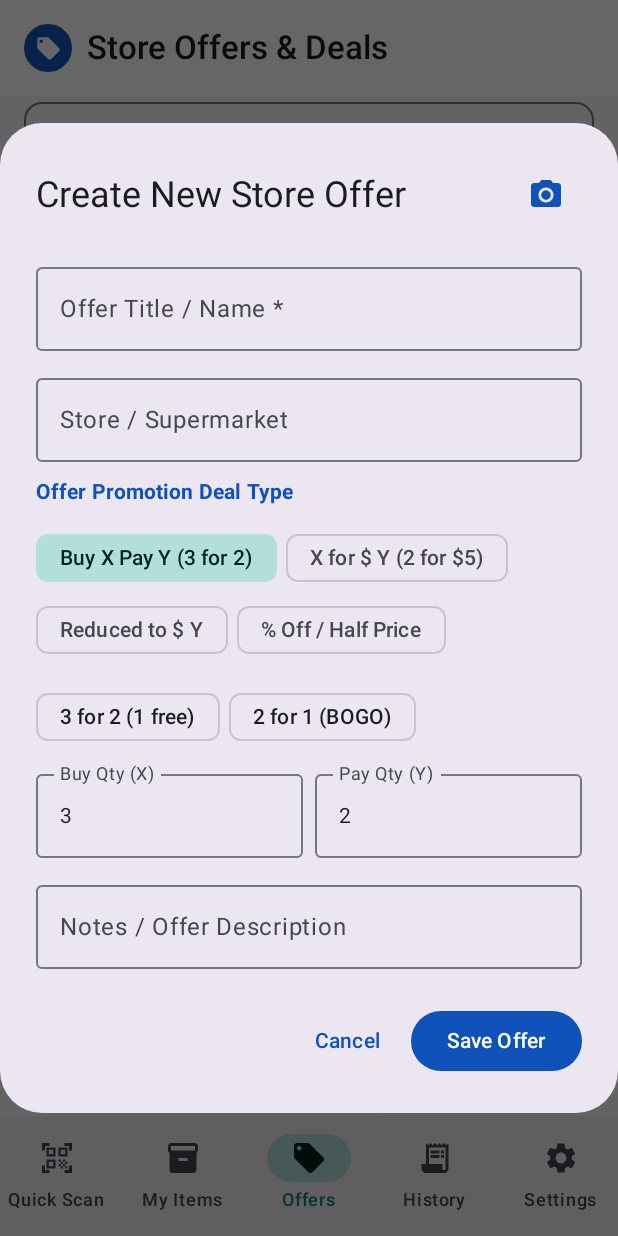
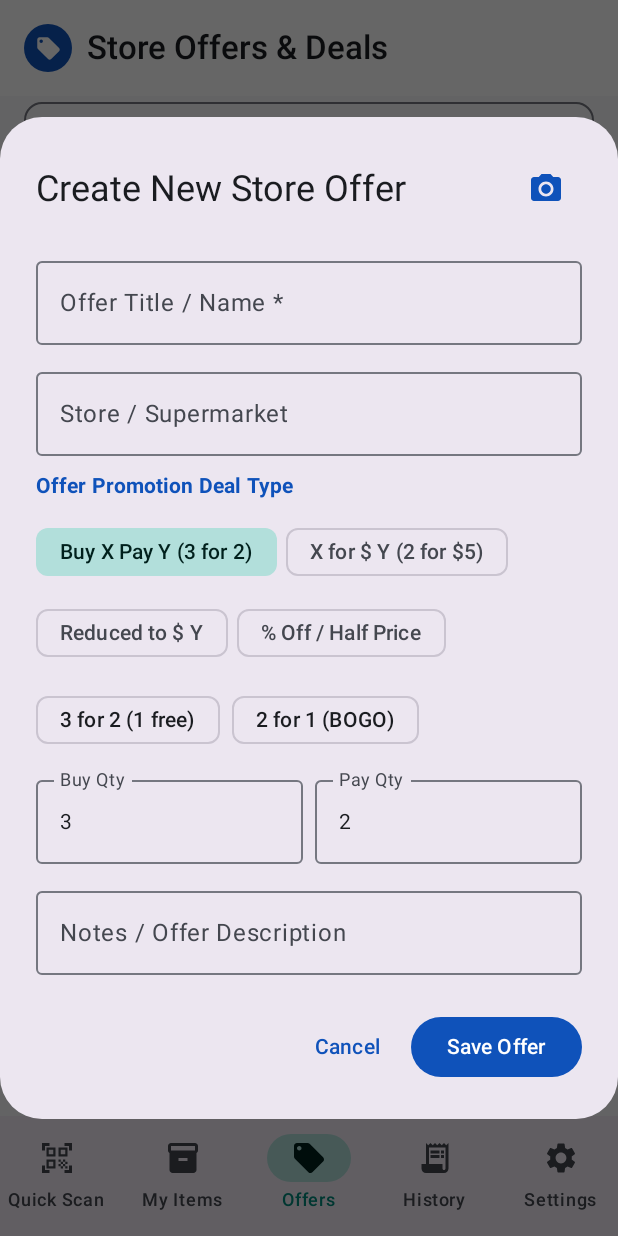
Before and after one commit to gabrieldeak/shopping-tracker, an Android app built with Jetpack Compose: the OffersScreen screen opened through its navigation route, after a tap on "Create Offer", on a phone screen of 412 x 824 dp. Run offline under Robolectric (Android 15) with nearby library versions, the phone set to English and light mode, and no system bars.

Commit message:
fix: Fix close button visibility on scan sheet and clean up offer controls layout

```diff
--- a/app/src/main/java/com/inventory/barcodetracker/ui/screens/offers/OfferDialog.kt
+++ b/app/src/main/java/com/inventory/barcodetracker/ui/screens/offers/OfferDialog.kt
@@ -3,6 +3,7 @@ package com.inventory.barcodetracker.ui.screens.offers
 import android.graphics.Bitmap
 import androidx.activity.compose.rememberLauncherForActivityResult
 import androidx.activity.result.contract.ActivityResultContracts
+import androidx.compose.foundation.horizontalScroll
 import androidx.compose.foundation.layout.*
 import androidx.compose.foundation.rememberScrollState
 import androidx.compose.foundation.text.KeyboardOptions
@@ -132,7 +133,10 @@ fun OfferDialog(
                     color = MaterialTheme.colorScheme.primary
                 )
 
-                FlowRow(horizontalArrangement = Arrangement.spacedBy(6.dp)) {
+                FlowRow(
+                    horizontalArrangement = Arrangement.spacedBy(6.dp),
+                    verticalArrangement = Arrangement.spacedBy(6.dp)
+                ) {
                     FilterChip(
                         selected = offerType == "THREE_FOR_TWO",
                         onClick = {
@@ -166,8 +170,11 @@ fun OfferDialog(
                 }
 
                 if (offerType == "THREE_FOR_TWO") {
-                    Column(verticalArrangement = Arrangement.spacedBy(6.dp)) {
-                        Row(horizontalArrangement = Arrangement.spacedBy(6.dp)) {
+                    Column(verticalArrangement = Arrangement.spacedBy(8.dp)) {
+                        Row(
+                            modifier = Modifier.horizontalScroll(rememberScrollState()),
+                            horizontalArrangement = Arrangement.spacedBy(8.dp)
+                        ) {
                             AssistChip(
                                 onClick = { offerBuyQty = "3"; offerPayQty = "2" },
                                 label = { Text("3 for 2 (1 free)") }
@@ -177,11 +184,15 @@ fun OfferDialog(
                                 label = { Text("2 for 1 (BOGO)") }
                             )
                         }
-                        Row(horizontalArrangement = Arrangement.spacedBy(8.dp)) {
+                        Row(
+                            modifier = Modifier.fillMaxWidth(),
+                            horizontalArrangement = Arrangement.spacedBy(8.dp),
+                            verticalAlignment = Alignment.CenterVertically
+                        ) {
                             OutlinedTextField(
                                 value = offerBuyQty,
                                 onValueChange = { offerBuyQty = it },
-                                label = { Text("Buy Qty (X)") },
+                                label = { Text("Buy Qty") },
                                 placeholder = { Text("3") },
                                 keyboardOptions = KeyboardOptions(keyboardType = KeyboardType.Number),
                                 modifier = Modifier.weight(1f),
@@ -190,7 +201,7 @@ fun OfferDialog(
                             OutlinedTextField(
                                 value = offerPayQty,
                                 onValueChange = { offerPayQty = it },
-                                label = { Text("Pay Qty (Y)") },
+                                label = { Text("Pay Qty") },
                                 placeholder = { Text("2") },
                                 keyboardOptions = KeyboardOptions(keyboardType = KeyboardType.Number),
                                 modifier = Modifier.weight(1f),
@@ -201,8 +212,11 @@ fun OfferDialog(
                 }
 
                 if (offerType == "MULTI_BUY_FIXED") {
-                    Column(verticalArrangement = Arrangement.spacedBy(6.dp)) {
-                        Row(horizontalArrangement = Arrangement.spacedBy(6.dp)) {
+                    Column(verticalArrangement = Arrangement.spacedBy(8.dp)) {
+                        Row(
+                            modifier = Modifier.horizontalScroll(rememberScrollState()),
+                            horizontalArrangement = Arrangement.spacedBy(8.dp)
+                        ) {
                             AssistChip(
                                 onClick = { offerBuyQty = "2"; offerFixedPrice = "5.00" },
                                 label = { Text("2 for ${currencySymbol}5") }
@@ -212,11 +226,15 @@ fun OfferDialog(
                                 label = { Text("3 for ${currencySymbol}10") }
                             )
                         }
-                        Row(horizontalArrangement = Arrangement.spacedBy(8.dp)) {
+                        Row(
+                            modifier = Modifier.fillMaxWidth(),
+                            horizontalArrangement = Arrangement.spacedBy(8.dp),
+                            verticalAlignment = Alignment.CenterVertically
+                        ) {
                             OutlinedTextField(
                                 value = offerBuyQty,
                                 onValueChange = { offerBuyQty = it },
-                                label = { Text("Buy Qty (X)") },
+                                label = { Text("Buy Qty") },
                                 placeholder = { Text("2") },
                                 keyboardOptions = KeyboardOptions(keyboardType = KeyboardType.Number),
                                 modifier = Modifier.weight(1f),
@@ -225,7 +243,7 @@ fun OfferDialog(
                             OutlinedTextField(
                                 value = offerFixedPrice,
                                 onValueChange = { offerFixedPrice = it },
-                                label = { Text("Bundle Price ($currencySymbol Y)") },
+                                label = { Text("Bundle Price") },
                                 prefix = { Text(currencySymbol) },
                                 keyboardOptions = KeyboardOptions(keyboardType = KeyboardType.Decimal),
                                 modifier = Modifier.weight(1f),
@@ -239,7 +257,7 @@ fun OfferDialog(
                     OutlinedTextField(
                         value = offerFixedPrice,
                         onValueChange = { offerFixedPrice = it },
-                        label = { Text("Special Reduced Price ($currencySymbol)") },
+                        label = { Text("Special Reduced Price") },
                         placeholder = { Text("e.g. 2.50") },
                         prefix = { Text(currencySymbol) },
                         keyboardOptions = KeyboardOptions(keyboardType = KeyboardType.Decimal),
@@ -249,8 +267,11 @@ fun OfferDialog(
                 }
 
                 if (offerType == "PERCENT_OFF") {
-                    Column(verticalArrangement = Arrangement.spacedBy(6.dp)) {
-                        Row(horizontalArrangement = Arrangement.spacedBy(6.dp)) {
+                    Column(verticalArrangement = Arrangement.spacedBy(8.dp)) {
+                        Row(
+                            modifier = Modifier.horizontalScroll(rememberScrollState()),
+                            horizontalArrangement = Arrangement.spacedBy(8.dp)
+                        ) {
                             AssistChip(
                                 onClick = { offerPercentOff = "50" },
                                 label = { Text("50% (Half Price)") }
@@ -267,7 +288,7 @@ fun OfferDialog(
                         OutlinedTextField(
                             value = offerPercentOff,
                             onValueChange = { offerPercentOff = it },
-                            label = { Text("Discount Percentage (%)") },
+                            label = { Text("Discount Percentage") },
                             suffix = { Text("%") },
                             keyboardOptions = KeyboardOptions(keyboardType = KeyboardType.Decimal),
                             modifier = Modifier.fillMaxWidth(),
@@ -290,7 +311,6 @@ fun OfferDialog(
             Button(
                 onClick = {
                     if (title.isBlank()) {
-                        // Generate fallback title if blank
                         val badge = when (offerType) {
                             "THREE_FOR_TWO" -> "${offerBuyQty.ifBlank { "3" }} for ${offerPayQty.ifBlank { "2" }} Offer"
                             "MULTI_BUY_FIXED" -> "${offerBuyQty.ifBlank { "2" }} for $currencySymbol${offerFixedPrice.ifBlank { "0.00" }}"
```
Also changed, not shown: app/src/main/java/com/inventory/barcodetracker/ui/screens/pieces/PieceDialog.kt (+36 -15 lines).
